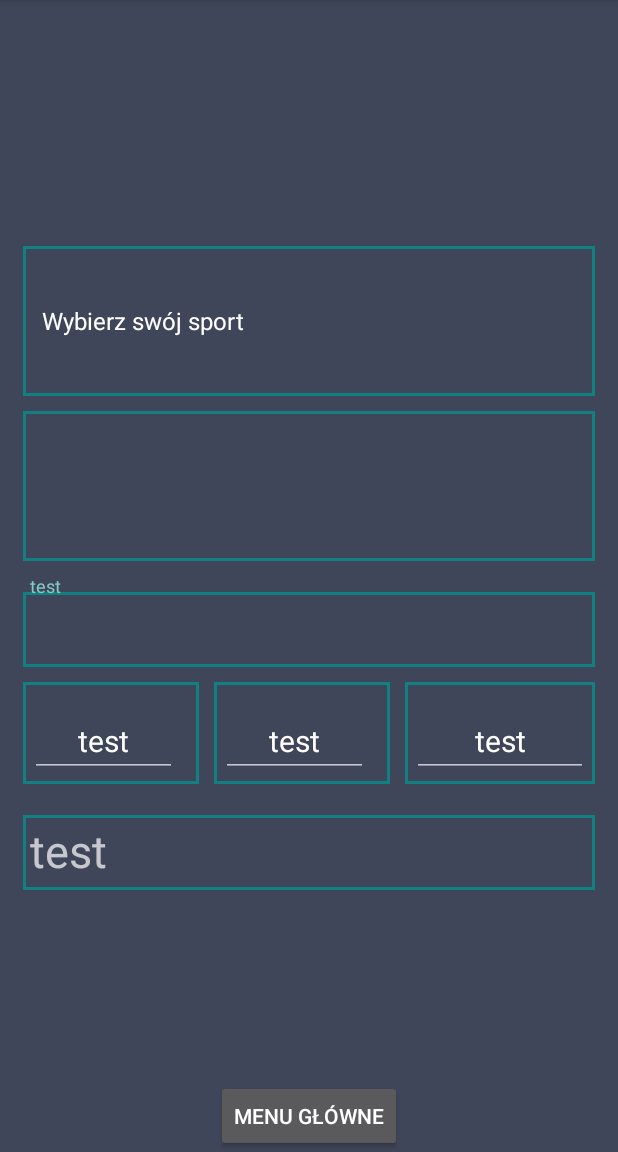
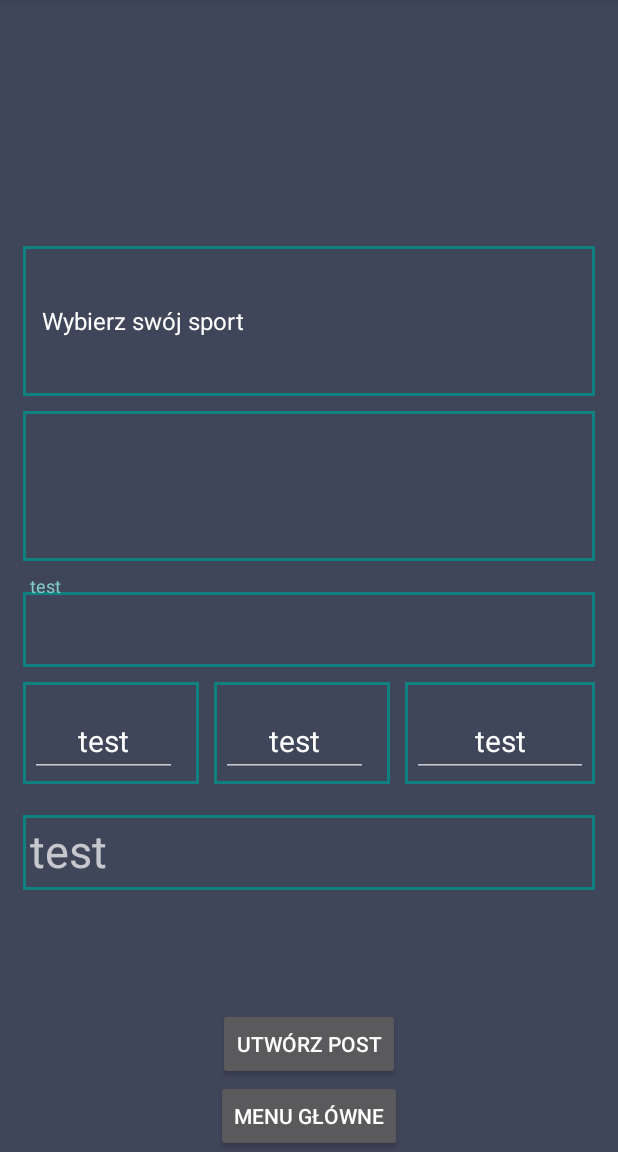
Before and after one commit to noisevisionproductions/PlayMeet, an Android app: the PostCreatingLogic screen opened directly, with no data from a screen before it, on a phone screen of 412 x 824 dp, the part 84-1236 px from its top. Run offline under Robolectric (Android 15) with nearby library versions, the phone set to English and light mode, and no system bars; libraries missing offline, so code that uses them is left out: io.realm.

Commit message:
Generowanie unikalnego ID do stworzonych postów oraz dodawanie go do bazy danych realm, wraz z informacja o stworzonym poscie po kliknieciu "utworz post".

```diff
--- a/app/src/main/AndroidManifest.xml
+++ b/app/src/main/AndroidManifest.xml
@@ -22,10 +22,6 @@
             android:theme="@style/AppTheme"
             android:exported="true" />
         <activity
-            android:name=".Register"
-            android:theme="@style/AppTheme"
-            android:exported="true" />
-        <activity
             android:name=".MainMenu"
             android:theme="@style/AppTheme"
             android:exported="true" />
--- a/app/src/main/java/com/example/zagrajmy/LoginAndRegisterActivity.java
+++ b/app/src/main/java/com/example/zagrajmy/LoginAndRegisterActivity.java
@@ -6,14 +6,17 @@ import android.widget.Button;
 import androidx.appcompat.app.AppCompatActivity;
 import androidx.fragment.app.FragmentManager;
 
+import io.realm.Realm;
+
 
 public class LoginAndRegisterActivity extends AppCompatActivity {
 
     @Override
     protected void onCreate(Bundle savedInstanceState) {
         super.onCreate(savedInstanceState);
+        Realm.init(this);
 
-        setContentView(R.layout.login_register_bottom_buttons);
+        setContentView(R.layout.login_register_main_buttons);
 
         switchToLogin();
         switchToRegister();
--- a/app/src/main/java/com/example/zagrajmy/PostCreatingLogic.java
+++ b/app/src/main/java/com/example/zagrajmy/PostCreatingLogic.java
@@ -1,20 +1,52 @@
 package com.example.zagrajmy;
 
+import android.content.Intent;
 import android.os.Bundle;
+import android.util.Log;
 import android.widget.Button;
+import android.widget.Toast;
 
 import androidx.appcompat.app.AppCompatActivity;
+
+import io.realm.Realm;
 
 public class PostCreatingLogic extends AppCompatActivity {
     @Override
     protected void onCreate(Bundle savedInstanceState) {
         super.onCreate(savedInstanceState);
-        setContentView(R.layout.post_creating_user_info);
+        setContentView(R.layout.activity_post_creating);
 
         Button button = findViewById(R.id.backToMainMenu);
         NavigationUtils.backToMainMenuButton(button, this);
 
+        setUniqueId();
+
     }
 
+    public void setUniqueId() {
+        Button createPost = findViewById(R.id.submitPost);
+        Log.d("MyActivity", "testsetestsetsetes"); // Dodaj ten log
+
+        createPost.setOnClickListener(view -> {
+            Log.d("MyActivity", "Button clicked"); // Dodaj ten log
+
+            PostCreating postCreating = new PostCreating();
+            UniqueIdGenerator uniqueIdGenerator = new UniqueIdGenerator();
+
+            int uniqueId = uniqueIdGenerator.generateUniqueId();
+            postCreating.setUniqueId(uniqueId);
+
+            Realm realm = Realm.getDefaultInstance();
+            realm.beginTransaction();
+            realm.copyToRealm(postCreating);
+            realm.commitTransaction();
+
+            Toast.makeText(PostCreatingLogic.this, "Post utworzony!", Toast.LENGTH_LONG).show();
+            Intent intent = new Intent(PostCreatingLogic.this, MainMenu.class);
+            startActivity(intent);
+        });
+
+
+    }
 
 }
--- a/app/src/main/res/layout/post_creating_user_info.xml
+++ b/app/src/main/res/layout/activity_post_creating.xml
@@ -125,7 +125,6 @@
                 android:textSize="30sp" />
         </com.google.android.material.textfield.TextInputLayout>
 
-
     </LinearLayout>
 
     <androidx.appcompat.widget.AppCompatButton
@@ -137,4 +136,13 @@
         app:layout_constraintEnd_toEndOf="parent"
         app:layout_constraintStart_toStartOf="parent" />
 
+    <androidx.appcompat.widget.AppCompatButton
+        android:id="@+id/submitPost"
+        android:layout_width="wrap_content"
+        android:layout_height="wrap_content"
+        android:text="@string/submitPost"
+        app:layout_constraintBottom_toTopOf="@id/backToMainMenu"
+        app:layout_constraintEnd_toEndOf="parent"
+        app:layout_constraintStart_toStartOf="parent" />
+
 </androidx.constraintlayout.widget.ConstraintLayout>
--- a/app/src/main/res/layout/activity_register.xml
+++ b/app/src/main/res/layout/activity_register.xml
@@ -11,8 +11,7 @@
         android:layout_height="match_parent"
         android:gravity="center"
         android:orientation="vertical"
-        android:padding="15dp"
-        tools:context=".Register">
+        android:padding="15dp">
 
         <TextView
             android:layout_width="match_parent"
--- a/app/src/main/res/values/strings.xml
+++ b/app/src/main/res/values/strings.xml
@@ -31,6 +31,7 @@
     <string name="test_text">TEST</string>
     <string name="createNewPostButton">Stwórz nowy post</string>
     <string name="backToMainMenu">Menu Główne</string>
+    <string name="submitPost">Utwórz post</string>
 
 
 </resources>
```
Also changed, not shown: app/src/main/java/com/example/zagrajmy/PostCreating.java (+19 -3 lines), app/src/main/java/com/example/zagrajmy/Register.java (deleted, +0 -79 lines), app/src/main/java/com/example/zagrajmy/UniqueIdGenerator.java (added, +18 -0 lines), app/src/main/res/layout/recycler_view_post_design.xml (+20 -6 lines), app/src/main/res/layout/login_register_main_buttons.xml (renamed from app/src/main/res/layout/login_register_bottom_buttons.xml).
